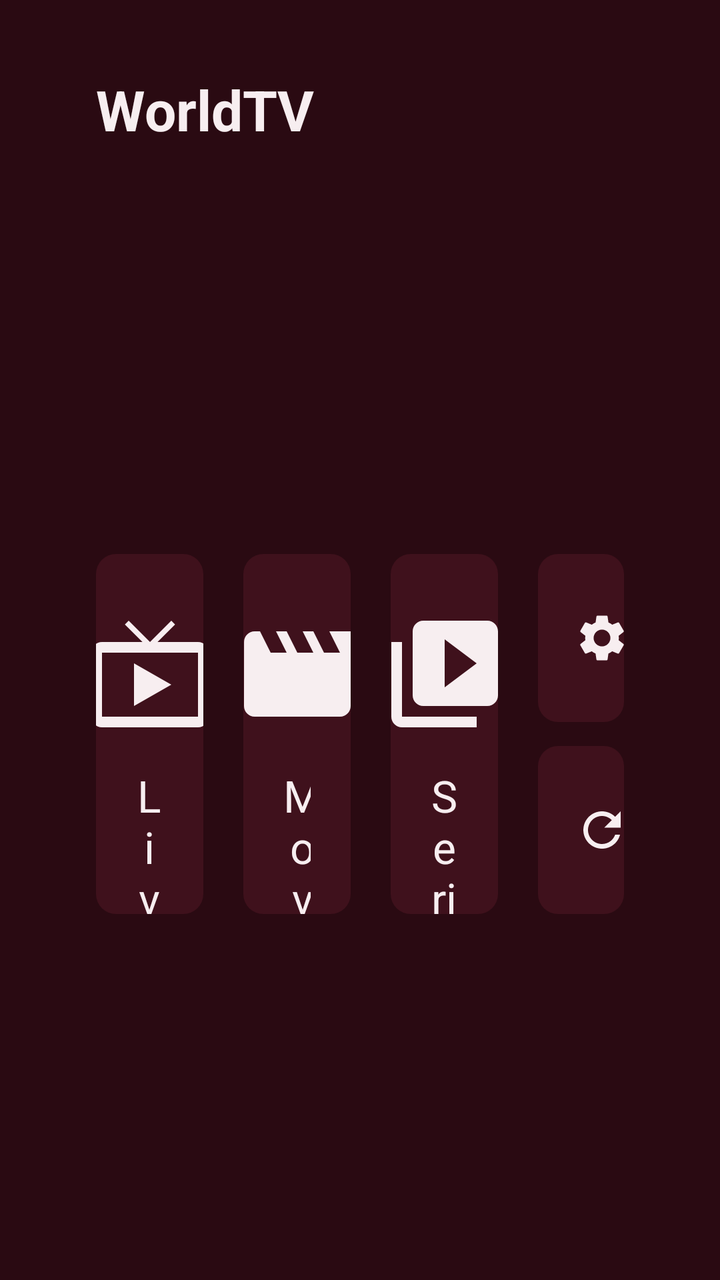
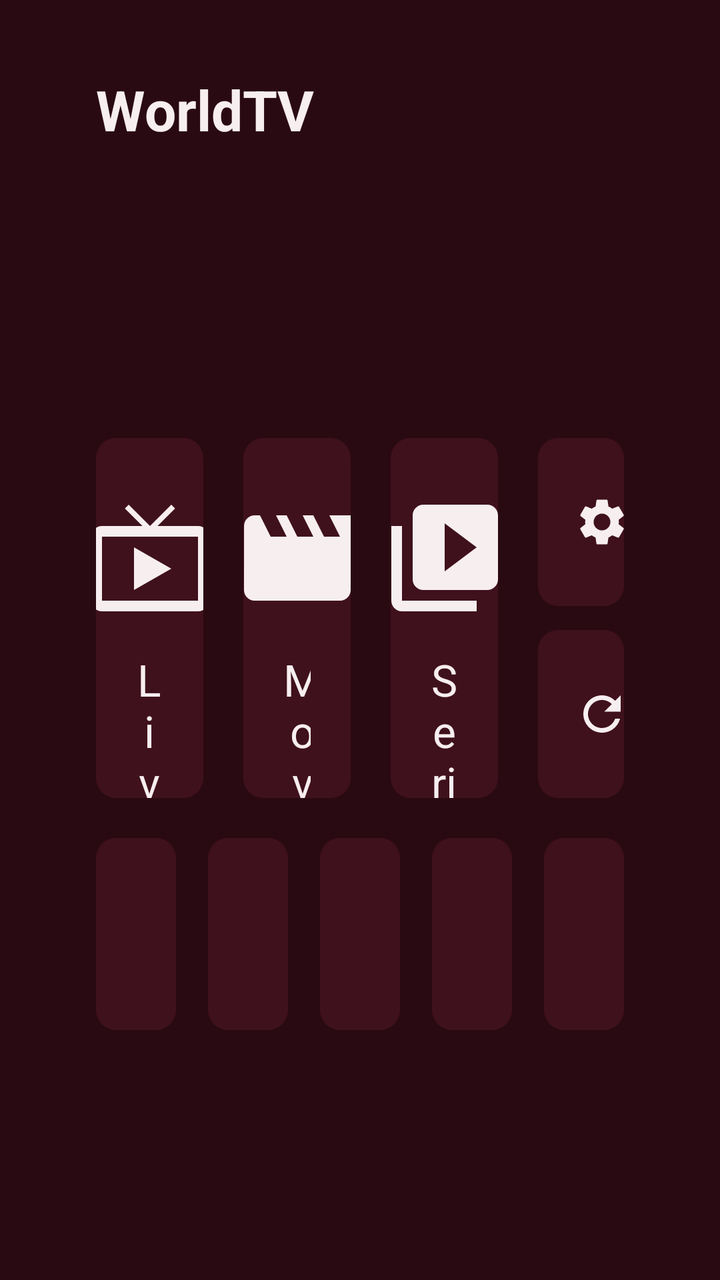

Screens rendered from an Android XML layout before and after an edit, with the pre-edit source and the edit as a unified diff.
<!-- AndroidManifest.xml: application theme Theme.IptvPlayer -->
<!-- res/layout/screen_home.xml -->
<?xml version="1.0" encoding="utf-8"?>
<LinearLayout xmlns:android="http://schemas.android.com/apk/res/android"
    android:layout_width="match_parent"
    android:layout_height="match_parent"
    android:background="@color/background"
    android:orientation="vertical"
    android:paddingStart="48dp"
    android:paddingTop="36dp"
    android:paddingEnd="48dp">

    <TextView
        style="@style/Text.Title"
        android:layout_width="wrap_content"
        android:layout_height="wrap_content"
        android:text="@string/app_name" />

    <TextView
        android:id="@+id/account"
        style="@style/Text.Secondary"
        android:layout_width="wrap_content"
        android:layout_height="wrap_content"
        android:layout_marginTop="6dp" />

    
    <LinearLayout
        android:layout_width="match_parent"
        android:layout_height="wrap_content"
        android:layout_marginTop="8dp"
        android:gravity="center_vertical"
        android:minHeight="24dp"
        android:orientation="horizontal">

        <io.github.sardinemehico.iptvplayer.ui.LoadingDots
            android:id="@+id/busy"
            android:layout_width="40dp"
            android:layout_height="10dp"
            android:layout_marginEnd="12dp"
            android:visibility="gone" />

        <TextView
            android:id="@+id/reload_status"
            style="@style/Text.Secondary"
            android:layout_width="0dp"
            android:layout_height="wrap_content"
            android:layout_weight="1"
            android:maxLines="1"
            android:ellipsize="end" />
    </LinearLayout>

    <LinearLayout
        android:layout_width="match_parent"
        android:layout_height="0dp"
        android:layout_weight="1"
        android:gravity="center"
        android:orientation="horizontal">

        <TextView
            android:id="@+id/tile_live"
            style="@style/HomeTile"
            android:drawableTop="@drawable/ic_live_tv"
            android:text="@string/live_tv" />

        <TextView
            android:id="@+id/tile_movies"
            style="@style/HomeTile"
            android:layout_marginStart="20dp"
            android:drawableTop="@drawable/ic_movies"
            android:text="@string/movies" />

        <TextView
            android:id="@+id/tile_series"
            style="@style/HomeTile"
            android:layout_marginStart="20dp"
            android:drawableTop="@drawable/ic_series"
            android:text="@string/series" />

        
        <LinearLayout
            android:layout_width="0dp"
            android:layout_height="180dp"
            android:layout_marginStart="20dp"
            android:layout_weight="0.8"
            android:orientation="vertical">

            <TextView
                android:id="@+id/tile_settings"
                style="@style/HomeSmallTile"
                android:drawableStart="@drawable/ic_settings_small"
                android:text="@string/settings" />

            <TextView
                android:id="@+id/tile_reload"
                style="@style/HomeSmallTile"
                android:layout_marginTop="12dp"
                android:drawableStart="@drawable/ic_refresh"
                android:text="@string/reload_playlist" />
        </LinearLayout>
    </LinearLayout>

    <TextView
        android:id="@+id/version"
        style="@style/Text.Secondary"
        android:layout_width="match_parent"
        android:layout_height="wrap_content"
        android:gravity="end"
        android:paddingBottom="20dp"
        android:textSize="14sp" />
</LinearLayout>
<!-- resources referenced by this layout -->
<resources>
  <color name="background">#FF2A0A12</color>
  <!-- drawable ic_live_tv (drawable) -->
  <?xml version="1.0" encoding="utf-8"?>
  <vector xmlns:android="http://schemas.android.com/apk/res/android"
      android:width="64dp"
      android:height="64dp"
      android:viewportWidth="24"
      android:viewportHeight="24">
      <path
          android:fillColor="#FFFFFFFF"
          android:pathData="M21,6h-7.59l3.29,-3.29L16,2l-4,4 -4,-4 -0.71,0.71L10.59,6H3c-1.1,0 -2,0.89 -2,2v12c0,1.1 0.9,2 2,2h18c1.1,0 2,-0.9 2,-2V8c0,-1.11 -0.9,-2 -2,-2zM21,20H3V8h18v12zM9,10v8l7,-4z" />
  </vector>
  <!-- drawable ic_movies (drawable) -->
  <?xml version="1.0" encoding="utf-8"?>
  <vector xmlns:android="http://schemas.android.com/apk/res/android"
      android:width="64dp"
      android:height="64dp"
      android:viewportWidth="24"
      android:viewportHeight="24">
      <path
          android:fillColor="#FFFFFFFF"
          android:pathData="M18,4l2,4h-3l-2,-4h-2l2,4h-3l-2,-4H8l2,4H7L5,4H4c-1.1,0 -1.99,0.9 -1.99,2L2,18c0,1.1 0.9,2 2,2h16c1.1,0 2,-0.9 2,-2V4h-4z" />
  </vector>
  <!-- drawable ic_series (drawable) -->
  <?xml version="1.0" encoding="utf-8"?>
  <vector xmlns:android="http://schemas.android.com/apk/res/android"
      android:width="64dp"
      android:height="64dp"
      android:viewportWidth="24"
      android:viewportHeight="24">
      <path
          android:fillColor="#FFFFFFFF"
          android:pathData="M4,6H2v14c0,1.1 0.9,2 2,2h14v-2H4V6zM20,2H8c-1.1,0 -2,0.9 -2,2v12c0,1.1 0.9,2 2,2h12c1.1,0 2,-0.9 2,-2V4c0,-1.1 -0.9,-2 -2,-2zM12,14.5v-9l6,4.5 -6,4.5z" />
  </vector>
  <string name="app_name">WorldTV</string>
  <string name="live_tv">Live TV</string>
  <string name="movies">Movies</string>
  <string name="reload_playlist">Reload playlist</string>
  <string name="series">Series</string>
  <string name="settings">Settings</string>
  <style name="HomeTile" parent="TileButton">
          <item name="android:layout_width">0dp</item>
          <item name="android:layout_height">180dp</item>
          <item name="android:layout_weight">1</item>
          <item name="android:drawablePadding">14dp</item>
          <item name="android:drawableTint">@color/text_primary</item>
          <item name="android:paddingTop">28dp</item>
          <item name="android:gravity">center_horizontal</item>
          <item name="android:textSize">22sp</item>
      </style>
  <style name="Text.Secondary" parent="">
          <item name="android:textColor">@color/text_secondary</item>
          <item name="android:textSize">16sp</item>
      </style>
  <style name="Text.Title" parent="">
          <item name="android:textColor">@color/text_primary</item>
          <item name="android:textSize">28sp</item>
          <item name="android:textStyle">bold</item>
      </style>
  <style name="Theme.IptvPlayer" parent="android:Theme.Material.NoActionBar.Fullscreen">
          <item name="android:windowBackground">@color/background</item>
          <item name="android:colorBackground">@color/background</item>
          <item name="android:colorAccent">@color/accent</item>
          <item name="android:windowContentOverlay">@null</item>
      </style>
  <style name="TileButton" parent="">
          <item name="android:layout_height">52dp</item>
          <item name="android:background">@drawable/bg_tile</item>
          <item name="android:focusable">true</item>
          <item name="android:gravity">center</item>
          <item name="android:paddingStart">20dp</item>
          <item name="android:paddingEnd">20dp</item>
          <item name="android:textColor">@color/text_primary</item>
          <item name="android:textSize">18sp</item>
          <item name="android:stateListAnimator">@null</item>
      </style>
  <color name="text_primary">#FFF7EEF0</color>
  <color name="text_secondary">#FFC9A9B0</color>
  <color name="accent">#FFB0243F</color>
  <color name="surface_active">#FF5E1A2A</color>
  <color name="surface">#FF3F111C</color>
  <!-- unchanged entries left out for length: 4 -->
</resources>

<!-- the commit's change to res/layout/screen_home.xml (unified diff, before → after) -->
@@ -47,10 +47,17 @@
             android:ellipsize="end" />
     </LinearLayout>
 
+    
     <LinearLayout
         android:layout_width="match_parent"
         android:layout_height="0dp"
         android:layout_weight="1"
+        android:gravity="center_vertical"
+        android:orientation="vertical">
+
+    <LinearLayout
+        android:layout_width="match_parent"
+        android:layout_height="wrap_content"
         android:gravity="center"
         android:orientation="horizontal">
 
@@ -97,6 +104,54 @@
         </LinearLayout>
     </LinearLayout>
 
+    
+    <LinearLayout
+        android:layout_width="match_parent"
+        android:layout_height="wrap_content"
+        android:layout_marginTop="20dp"
+        android:orientation="horizontal">
+
+        <include
+            android:id="@+id/app_slot_0"
+            layout="@layout/row_app_slot"
+            android:layout_width="0dp"
+            android:layout_height="96dp"
+            android:layout_weight="1" />
+
+        <include
+            android:id="@+id/app_slot_1"
+            layout="@layout/row_app_slot"
+            android:layout_marginStart="16dp"
+            android:layout_width="0dp"
+            android:layout_height="96dp"
+            android:layout_weight="1" />
+
+        <include
+            android:id="@+id/app_slot_2"
+            layout="@layout/row_app_slot"
+            android:layout_marginStart="16dp"
+            android:layout_width="0dp"
+            android:layout_height="96dp"
+            android:layout_weight="1" />
+
+        <include
+            android:id="@+id/app_slot_3"
+            layout="@layout/row_app_slot"
+            android:layout_marginStart="16dp"
+            android:layout_width="0dp"
+            android:layout_height="96dp"
+            android:layout_weight="1" />
+
+        <include
+            android:id="@+id/app_slot_4"
+            layout="@layout/row_app_slot"
+            android:layout_marginStart="16dp"
+            android:layout_width="0dp"
+            android:layout_height="96dp"
+            android:layout_weight="1" />
+    </LinearLayout>
+    </LinearLayout>
+
     <TextView
         android:id="@+id/version"
         style="@style/Text.Secondary"
@@ -106,3 +161,34 @@
         android:paddingBottom="20dp"
         android:textSize="14sp" />
 </LinearLayout>
+<!-- res/layout/row_app_slot.xml (included above) -->
+<?xml version="1.0" encoding="utf-8"?>
+<LinearLayout xmlns:android="http://schemas.android.com/apk/res/android"
+    android:layout_width="0dp"
+    android:layout_height="96dp"
+    android:layout_weight="1"
+    android:background="@drawable/bg_tile"
+    android:focusable="true"
+    android:gravity="center"
+    android:orientation="vertical"
+    android:padding="8dp">
+
+    <ImageView
+        android:id="@+id/app_icon"
+        android:layout_width="match_parent"
+        android:layout_height="0dp"
+        android:layout_weight="1"
+        android:importantForAccessibility="no"
+        android:scaleType="fitCenter" />
+
+    <TextView
+        android:id="@+id/app_label"
+        android:layout_width="match_parent"
+        android:layout_height="wrap_content"
+        android:layout_marginTop="4dp"
+        android:ellipsize="end"
+        android:gravity="center"
+        android:maxLines="1"
+        android:textColor="@color/text_primary"
+        android:textSize="14sp" />
+</LinearLayout>
<!-- resource entries referenced after the edit -->
@@ -39,7 +39,7 @@
   <string name="movies">Movies</string>
   <string name="reload_playlist">Reload playlist</string>
   <string name="series">Series</string>
-  <string name="settings">Settings</string>
+  <string name="settings">App Settings</string>
   <style name="HomeTile" parent="TileButton">
           <item name="android:layout_width">0dp</item>
           <item name="android:layout_height">180dp</item>
